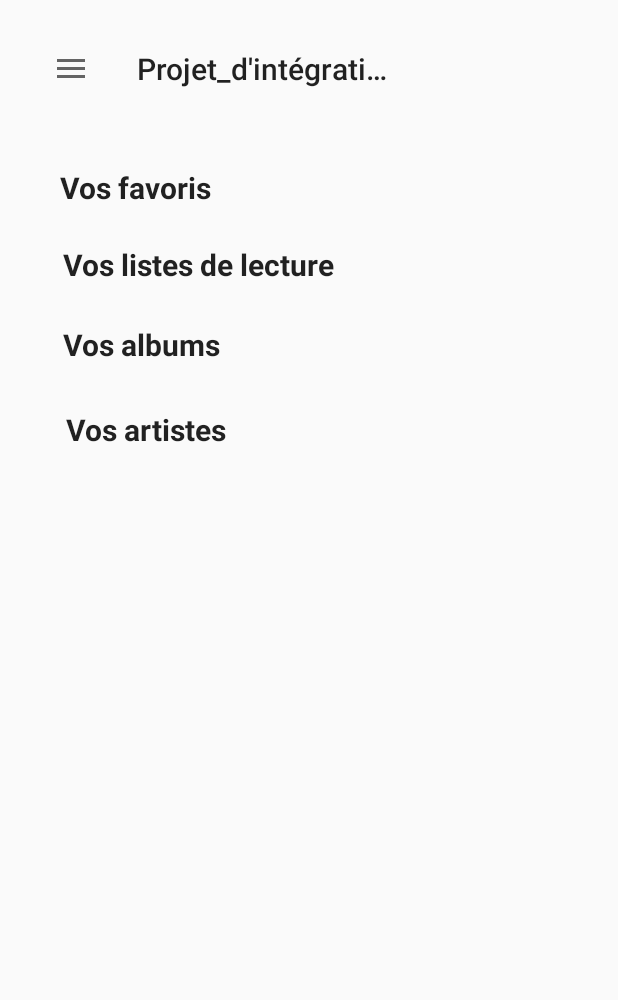
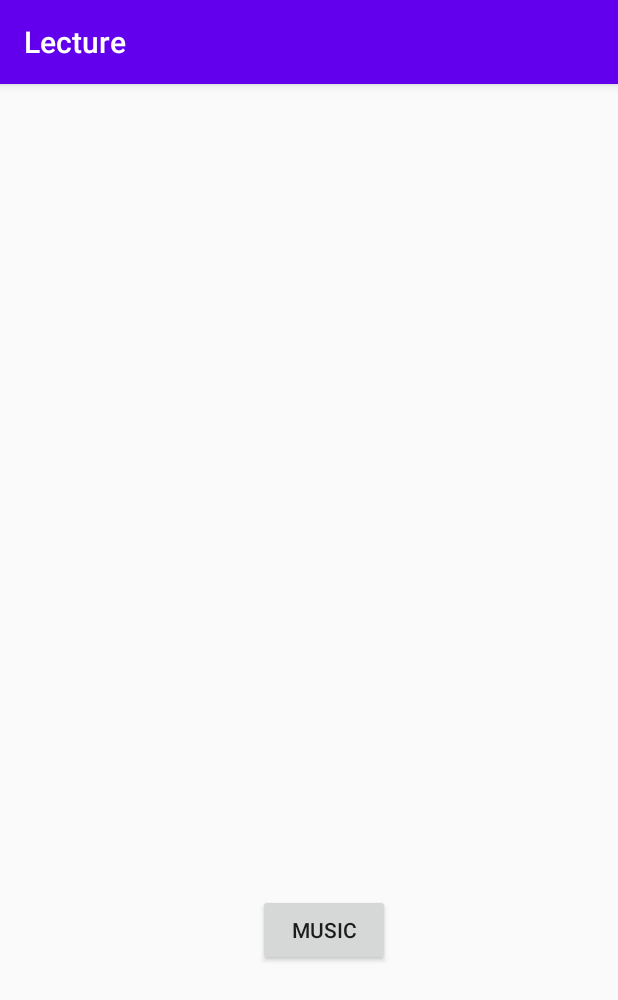
Before and after one commit to Raphlo92/ProjetIntegration-KBH, an Android app: the screen it shows after launch (MainActivity), on a phone screen of 412 x 824 dp. Shown: the top 1000 px of the screen. Run offline under Robolectric (Android 15) with nearby library versions, the phone set to English and light mode, and no system bars.

Commit message:
merge avec mon projet

```diff
--- /dev/null
+++ b/Projet_dintgration/app/src/main/java/com/example/lecture/MainActivity.java
@@ -0,0 +1,33 @@
+package com.example.lecture;
+
+import androidx.appcompat.app.AppCompatActivity;
+
+import android.media.MediaPlayer;
+import android.os.Bundle;
+import android.widget.Button;
+import android.view.View;
+import android.content.Intent;
+
+
+public class MainActivity extends AppCompatActivity {
+    private Button button;
+
+    @Override
+    protected void onCreate(Bundle savedInstanceState) {
+        super.onCreate(savedInstanceState);
+        setContentView(R.layout.activity_main);
+
+        button = findViewById(R.id.musicButton);
+        button.setOnClickListener(new View.OnClickListener(){
+            @Override
+            public void onClick(View v) {
+                openMusicPage();
+            }
+        });
+    }
+
+    public void openMusicPage(){
+        Intent intent = new Intent(this, MediaActivity.class);
+        startActivity(intent);
+    }
+}
--- a/Projet_dintgration/app/src/main/res/layout/activity_main.xml
+++ b/Projet_dintgration/app/src/main/res/layout/activity_main.xml
@@ -1,86 +1,19 @@
 <?xml version="1.0" encoding="utf-8"?>
-    <androidx.drawerlayout.widget.DrawerLayout xmlns:android="http://schemas.android.com/apk/res/android"
+<androidx.constraintlayout.widget.ConstraintLayout xmlns:android="http://schemas.android.com/apk/res/android"
     xmlns:app="http://schemas.android.com/apk/res-auto"
     xmlns:tools="http://schemas.android.com/tools"
-    tools:context=".MainActivity"
+    android:layout_width="match_parent"
     android:layout_height="match_parent"
-    android:layout_width="match_parent"
-    android:fitsSystemWindows="true"
-    android:id="@+id/drawer_layout"
-    android:layout_gravity="start"
-    tools:openDrawer="start">
-    <com.google.android.material.navigation.NavigationView
-        android:id="@+id/nav_view"
+    tools:context=".MainActivity">
+
+    <Button
+        android:id="@+id/musicButton"
         android:layout_width="wrap_content"
-        android:layout_height="match_parent"
-        android:layout_gravity="start"
-        app:headerLayout="@layout/navigation_drawer_header"
-        app:menu="@menu/main_menu">
-    </com.google.android.material.navigation.NavigationView>
-    <RelativeLayout android:layout_height="match_parent"
-        android:layout_width="match_parent">
-
-        <TextView
-            android:id="@+id/textView_homescreen_favoris"
-            style="@style/basic_title_text"
-            android:layout_width="wrap_content"
-            android:layout_height="wrap_content"
-            android:layout_alignParentStart="true"
-            android:layout_alignParentLeft="true"
-            android:layout_alignParentTop="true"
-            android:layout_marginStart="40dp"
-            android:layout_marginLeft="40dp"
-            android:layout_marginTop="111dp"
-            android:text="@string/homescreen_favoris" />
-
-        <TextView
-            android:id="@+id/textView_homescreen_liste_lecture"
-            android:layout_width="wrap_content"
-            android:layout_height="wrap_content"
-            android:layout_below="@+id/textView_homescreen_favoris"
-            android:layout_alignParentStart="true"
-            android:layout_alignParentLeft="true"
-            android:layout_marginStart="42dp"
-            android:layout_marginLeft="42dp"
-            android:layout_marginTop="24dp"
-            android:text="@string/homescreen_listes_lecture"
-            style="@style/basic_title_text"/>
-
-        <TextView
-            android:id="@+id/textView_homescreen_albums"
-            android:layout_width="wrap_content"
-            android:layout_height="wrap_content"
-            android:layout_below="@+id/textView_homescreen_liste_lecture"
-            android:layout_alignParentStart="true"
-            android:layout_alignParentLeft="true"
-            android:layout_marginStart="42dp"
-            android:layout_marginLeft="42dp"
-            android:layout_marginTop="26dp"
-            android:text="@string/homescreen_albums"
-            style="@style/basic_title_text"/>
-
-        <TextView
-            android:id="@+id/textView_homescreen_artiste"
-            style="@style/basic_title_text"
-            android:layout_width="wrap_content"
-            android:layout_height="wrap_content"
-            android:layout_below="@+id/textView_homescreen_albums"
-            android:layout_alignParentStart="true"
-            android:layout_alignParentLeft="true"
-            android:layout_marginStart="44dp"
-            android:layout_marginLeft="44dp"
-            android:layout_marginTop="29dp"
-            android:text="@string/homescreen_artiste" />
-
-        <androidx.appcompat.widget.Toolbar
-            android:id="@+id/toolbar"
-            android:layout_width="wrap_content"
-            android:layout_height="wrap_content"
-            android:layout_alignParentLeft="true"
-            android:layout_alignParentTop="true"
-            android:layout_marginLeft="19dp"
-            android:layout_marginTop="18dp"
-            android:minHeight="?attr/actionBarSize"
-            app:navigationIcon="@drawable/ic_hamburger_1" />
-    </RelativeLayout>
-</androidx.drawerlayout.widget.DrawerLayout>
+        android:layout_height="wrap_content"
+        android:layout_marginStart="172dp"
+        android:layout_marginLeft="172dp"
+        android:layout_marginBottom="180dp"
+        android:text="Music"
+        app:layout_constraintBottom_toBottomOf="parent"
+        app:layout_constraintStart_toStartOf="parent" />
+</androidx.constraintlayout.widget.ConstraintLayout>
--- a/Projet_dintgration/app/src/main/res/values/strings.xml
+++ b/Projet_dintgration/app/src/main/res/values/strings.xml
@@ -1,30 +1,3 @@
 <resources>
-    <string name="app_name">Projet_d\'intégration</string>
-    <string name="title_activity_music__page">Music_Page</string>
-    <!-- Strings used for fragments for navigation -->
-    <string name="first_fragment_label">First Fragment</string>
-    <string name="second_fragment_label">Second Fragment</string>
-    <string name="next">Next</string>
-    <string name="previous">Previous</string>
-
-    <string name="hello_first_fragment">Hello first fragment</string>
-    <string name="hello_second_fragment">Hello second fragment. Arg: %1$s</string>
-    <string name="homescreen_favoris">Vos favoris</string>
-    <string name="homescreen_listes_lecture">Vos listes de lecture</string>
-    <string name="homescreen_albums">Vos albums</string>
-    <string name="homescreen_artiste">Vos artistes</string>
-    <string name="nav_home">Page d\'accueil</string>
-    <string name="nav_favoris">Favoris</string>
-    <string name="nav_liste_lecture">Listes de lecture</string>
-    <string name="nav_bibliotheque">Bibliothèque</string>
-    <string name="nav_spotify_liercompte">Lier un compte</string>
-    <string name="nav_spotify_section">Spotify</string>
-    <string name="nav_spotify_liste_lecture">Listes de lecture Spotify</string>
-    <string name="nav_spotify_aimee">Chansons aimées</string>
-    <string name="nav_spotify_bibliotheque">Bibliothèque Spotify</string>
-    <string name="nav_spotify_logout">Déconnecter son compte Spotify</string>
-    <string name="navigation_open_drawer_description">Ouvrir le menu</string>
-    <string name="navigation_close_drawer_description">Fermer le menu</string>
-
-
+    <string name="app_name">Lecture</string>
 </resources>
--- a/Projet_dintgration/app/src/main/res/values/styles.xml
+++ b/Projet_dintgration/app/src/main/res/values/styles.xml
@@ -1,25 +1,10 @@
 <resources>
     <!-- Base application theme. -->
-    <style name="AppTheme" parent="Theme.AppCompat.Light.NoActionBar">
+    <style name="AppTheme" parent="Theme.AppCompat.Light.DarkActionBar">
         <!-- Customize your theme here. -->
         <item name="colorPrimary">@color/colorPrimary</item>
         <item name="colorPrimaryDark">@color/colorPrimaryDark</item>
         <item name="colorAccent">@color/colorAccent</item>
-        <item name="android:windowFullscreen">true</item>
-    </style>
-
-    <style name="AppTheme.NoActionBar">
-        <item name="windowActionBar">false</item>
-        <item name="windowNoTitle">true</item>
-        <item name="android:windowFullscreen">true</item>
-    </style>
-
-    <style name="AppTheme.AppBarOverlay" parent="ThemeOverlay.AppCompat.Dark.ActionBar" />
-
-    <style name="AppTheme.PopupOverlay" parent="ThemeOverlay.AppCompat.Light" />
-    <style name="basic_title_text" parent="TextAppearance.AppCompat">
-        <item name="android:textSize">20sp</item>
-        <item name="android:textStyle" >bold</item>
     </style>
 
 </resources>
--- a/Projet_dintgration/settings.gradle
+++ b/Projet_dintgration/settings.gradle
@@ -1,2 +1,2 @@
 include ':app'
-rootProject.name = "Projet_d'intégration"
+rootProject.name = "Lecture"
```
Also changed, not shown: Projet_dintgration/app/build.gradle (+4 -6 lines), Projet_dintgration/app/src/main/AndroidManifest.xml (+6 -9 lines), Projet_dintgration/app/src/main/java/com/example/lecture/MediaActivity.java (added, +140 -0 lines), Projet_dintgration/app/src/main/res/layout/activity_media_activity.xml (added, +71 -0 lines), Projet_dintgration/gradle/wrapper/gradle-wrapper.properties, 4 other files.
